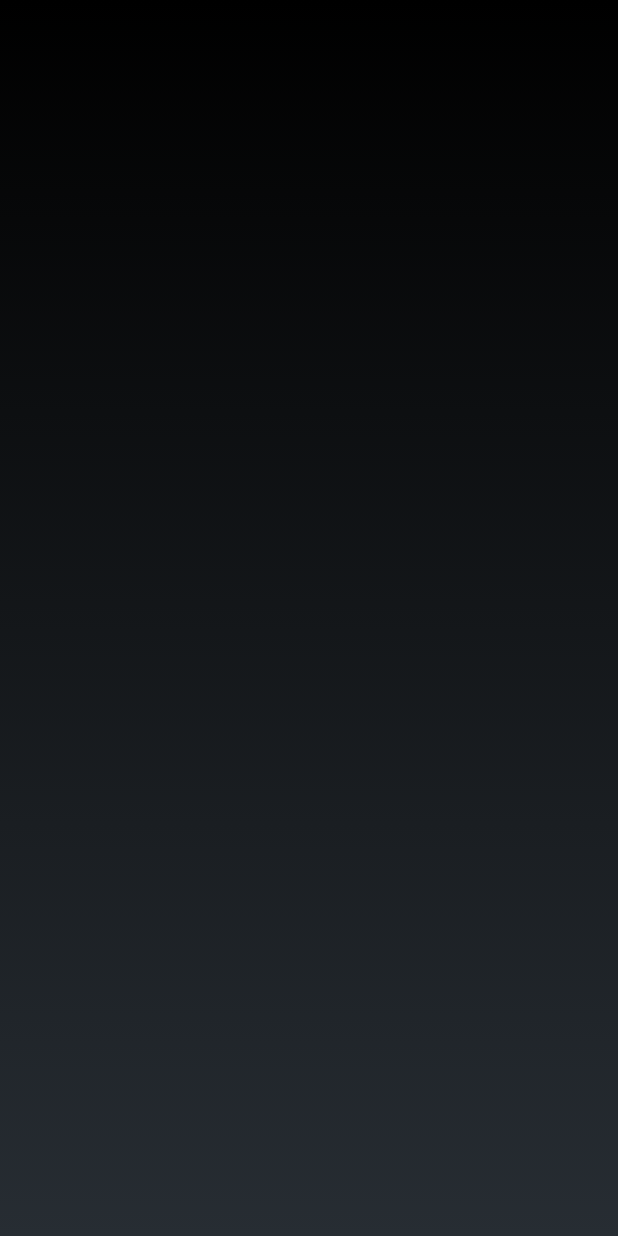
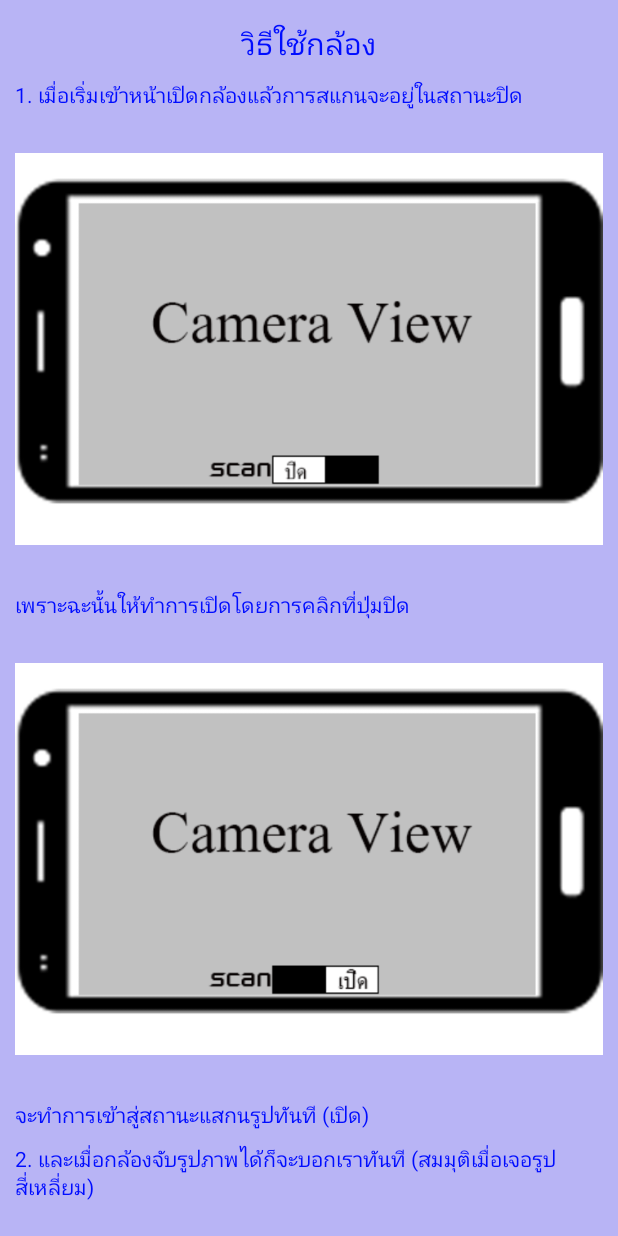
Before and after one commit to Toshihiro2010/Geometry_Final, an Android app: the HowtoActivity screen opened directly, with no data from a screen before it, on a phone screen of 412 x 824 dp. Run offline under Robolectric (Android 15) with nearby library versions, the phone set to English and light mode, and no system bars.

Commit message:
ทำส่วนแสดงผล ห้าเหลี่ยม

```diff
--- a/app/src/main/java/com/toshihiro/geometryphotos/DetailCamera.java
+++ b/app/src/main/java/com/toshihiro/geometryphotos/DetailCamera.java
@@ -52,6 +52,9 @@ public class DetailCamera extends Activity {
         } else if (shape == 99) {
             strShape = "รูปวงกลม";
             resImg = R.drawable.circle;
+        } else if (shape == 5) {
+            strShape = "รูปห้าเหลี่ยม";
+            resImg = R.drawable.penta;
         } else {
             strShape = "Annonymous";
         }
--- a/app/src/main/java/com/toshihiro/geometryphotos/LearnShape.java
+++ b/app/src/main/java/com/toshihiro/geometryphotos/LearnShape.java
@@ -50,7 +50,7 @@ public class LearnShape extends Activity {
 
 
     private void pdfViewServer() {
-        String url = "https://docs.google.com/viewer?url=http://www.csclub.ssru.ac.th/s56122201044/finalproject/pdf_file/Report_56122201044.pdf";
+        String url = linkUrl;
         webView.loadUrl(url);
         pb_web_view.setVisibility(View.INVISIBLE);
 
--- a/app/src/main/res/layout/activity_detail_camera.xml
+++ b/app/src/main/res/layout/activity_detail_camera.xml
@@ -15,9 +15,9 @@
         android:text="New Text"
         android:id="@+id/txt_detail_shape"
         android:textSize="40sp"
-        android:layout_marginBottom="35dp"
-        android:layout_alignParentBottom="true"
-        android:layout_centerHorizontal="true" />
+        android:layout_below="@+id/img_detail_shape"
+        android:layout_centerHorizontal="true"
+        android:layout_marginTop="97dp" />
 
     <ImageView
         android:layout_width="150dp"
--- a/app/src/main/res/layout/activity_howto.xml
+++ b/app/src/main/res/layout/activity_howto.xml
@@ -1,12 +1,81 @@
 <?xml version="1.0" encoding="utf-8"?>
-<RelativeLayout xmlns:android="http://schemas.android.com/apk/res/android"
+<ScrollView xmlns:android="http://schemas.android.com/apk/res/android"
     xmlns:tools="http://schemas.android.com/tools"
     android:layout_width="match_parent"
     android:layout_height="match_parent"
-    android:paddingBottom="@dimen/activity_vertical_margin"
-    android:paddingLeft="@dimen/activity_horizontal_margin"
-    android:paddingRight="@dimen/activity_horizontal_margin"
-    android:paddingTop="@dimen/activity_vertical_margin"
-    tools:context="com.toshihiro.geometryphotos.HowtoActivity">
+    >
 
-</RelativeLayout>
+<LinearLayout
+    android:layout_width="match_parent"
+    android:layout_height="match_parent"
+    tools:context="com.toshihiro.geometryphotos.HowtoActivity"
+    android:orientation="vertical"
+    android:background="@color/my_background">
+
+    <TextView
+        android:layout_width="wrap_content"
+        android:layout_height="wrap_content"
+        android:text="วิธีใช้กล้อง"
+        android:id="@+id/textView"
+        android:textSize="@dimen/h1"
+        android:layout_gravity="center_horizontal"
+        android:layout_marginTop="14dp"
+        android:textColor="@color/nomal_font" />
+
+        <LinearLayout
+            android:orientation="vertical"
+            android:layout_width="match_parent"
+            android:layout_height="match_parent"
+            android:layout_margin="10dp">
+
+            <TextView
+                android:layout_width="wrap_content"
+                android:layout_height="wrap_content"
+                android:text="@string/head1"
+                android:id="@+id/textView2"
+                android:textColor="@color/nomal_font" />
+
+            <ImageView
+                android:layout_width="match_parent"
+                android:layout_height="wrap_content"
+                android:id="@+id/imageView2"
+                android:src="@drawable/device1" />
+
+            <TextView
+                android:layout_width="wrap_content"
+                android:layout_height="wrap_content"
+                android:id="@+id/textView3"
+                android:text="@string/head2"
+                android:textColor="@color/nomal_font" />
+
+            <ImageView
+                android:layout_width="match_parent"
+                android:layout_height="wrap_content"
+                android:id="@+id/imageView3"
+                android:src="@drawable/device2" />
+
+            <TextView
+                android:layout_width="wrap_content"
+                android:layout_height="wrap_content"
+                android:text="@string/head3"
+                android:id="@+id/textView5"
+                android:textColor="@color/nomal_font" />
+
+            <TextView
+                android:layout_width="wrap_content"
+                android:layout_height="wrap_content"
+                android:text="@string/head4"
+                android:id="@+id/textView6"
+                android:layout_marginTop="10dp"
+                android:textColor="@color/nomal_font" />
+
+            <ImageView
+                android:layout_width="match_parent"
+                android:layout_height="wrap_content"
+                android:id="@+id/imageView4"
+                android:src="@drawable/process_rec" />
+        </LinearLayout>
+
+
+</LinearLayout>
+</ScrollView>
--- a/app/src/main/res/layout/activity_my.xml
+++ b/app/src/main/res/layout/activity_my.xml
@@ -14,10 +14,11 @@
         android:layout_alignParentStart="false" />
 
     <Switch
-        android:layout_width="wrap_content"
-        android:layout_height="wrap_content"
+        android:layout_width="100dp"
+        android:layout_height="30dp"
         android:text="Scan"
         android:id="@+id/mySwitch_show"
+        android:checked="false"
         android:layout_alignParentBottom="true"
         android:layout_centerHorizontal="true" />
 
--- a/app/src/main/res/values/colors.xml
+++ b/app/src/main/res/values/colors.xml
@@ -5,4 +5,5 @@
     <color name="colorAccent">#FF4081</color>
     <color name="normal_black">#000000</color>
     <color name="nomal_font">#000dff</color>
+    <color name="my_background">#b8b4f5</color>
 </resources>
--- a/app/src/main/res/values/strings.xml
+++ b/app/src/main/res/values/strings.xml
@@ -11,6 +11,12 @@
     <string name="triangle">สามเหลี่ยม</string>
     <string name="circle">วงกลม</string>
     <string name="title_activity_learn_shape">LearnShape</string>
+    <string name="head1">1. เมื่อเริ่มเข้าหน้าเปิดกล้องแล้วการสแกนจะอยู่ในสถานะปิด</string>
+    <string name="head2">เพราะฉะนั้นให้ทำการเปิดโดยการคลิกที่ปุ่มปิด</string>
+    <string name="head3">จะทำการเข้าสู่สถานะแสกนรูปทันที (เปิด)</string>
+
+
+    <string name="head4">2. และเมื่อกล้องจับรูปภาพได้ก็จะบอกเราทันที (สมมุติเมื่อเจอรูปสี่เหลี่ยม)</string>
 
 
 </resources>
```
Also changed, not shown: app/src/main/java/com/toshihiro/geometryphotos/MainActivity.java (+11 -37 lines), app/src/main/res/layout/activity_learn_shape.xml (+0 -8 lines), app/src/main/res/drawable/device1.png (added), app/src/main/res/drawable/device2.png (added), app/src/main/res/drawable/heptagon.png (added), app/src/main/res/drawable/hexsa.png (added), app/src/main/res/drawable/penta.png (added), app/src/main/res/drawable/process_rec.png (added).
